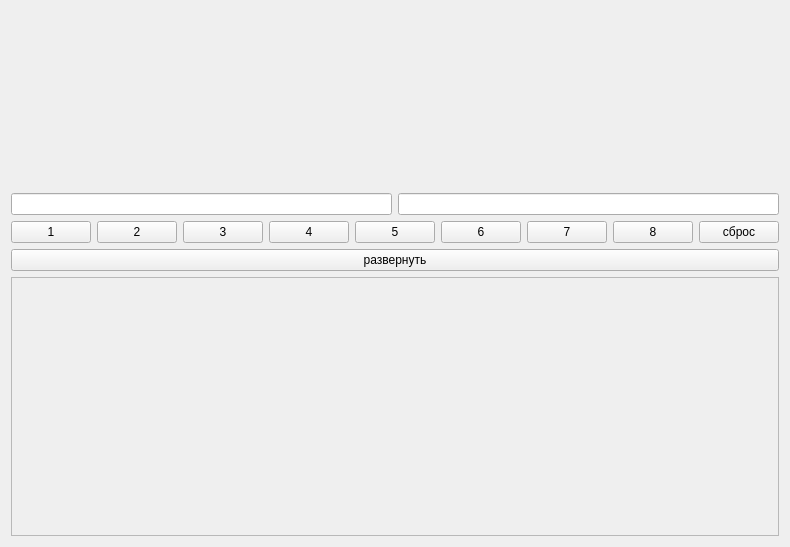
Before: the Qt Designer form src/gui/block.ui in Anatolichka2202/KPA_COMPLEX, drawn with Qt 5.
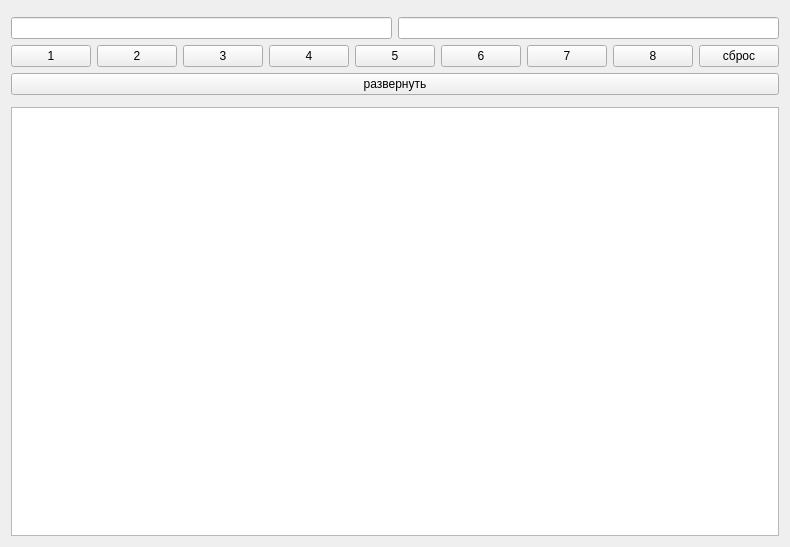
After: the same form once the commit is applied. Custom widgets are drawn as their Qt base class.

What changed in the file:
```diff
--- a/src/gui/block.ui
+++ b/src/gui/block.ui
@@ -6,7 +6,7 @@
    <rect>
     <x>0</x>
     <y>0</y>
-    <width>713</width>
+    <width>790</width>
     <height>547</height>
    </rect>
   </property>
@@ -122,6 +122,9 @@
      </property>
     </widget>
    </item>
+   <item>
+    <widget class="QTextBrowser" name="textBrowser"/>
+   </item>
   </layout>
  </widget>
  <customwidgets>
```
